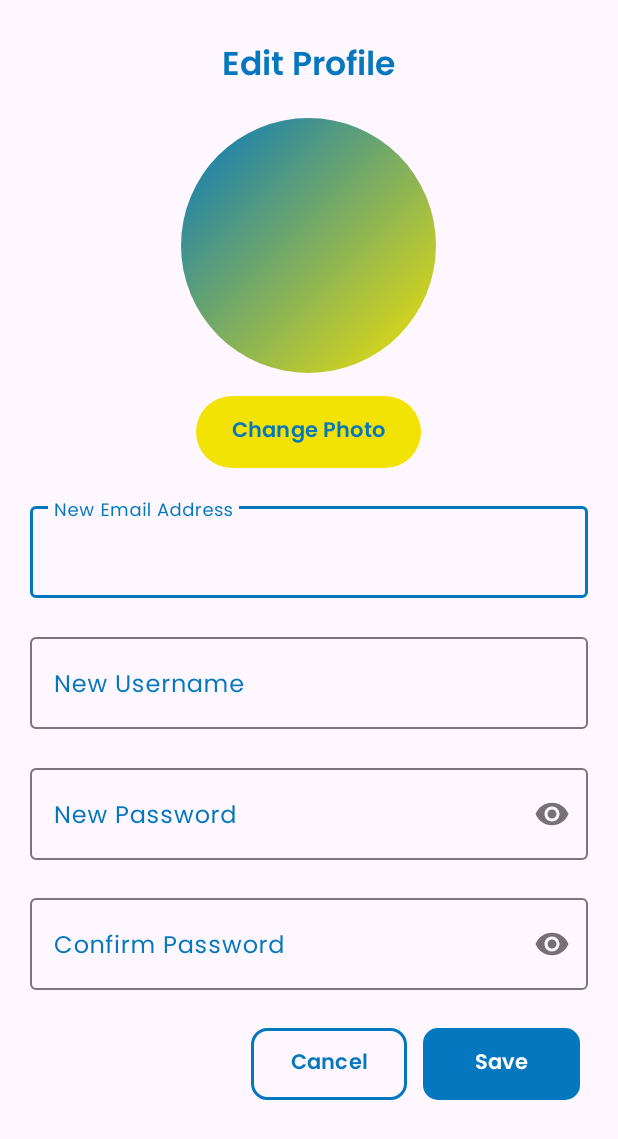
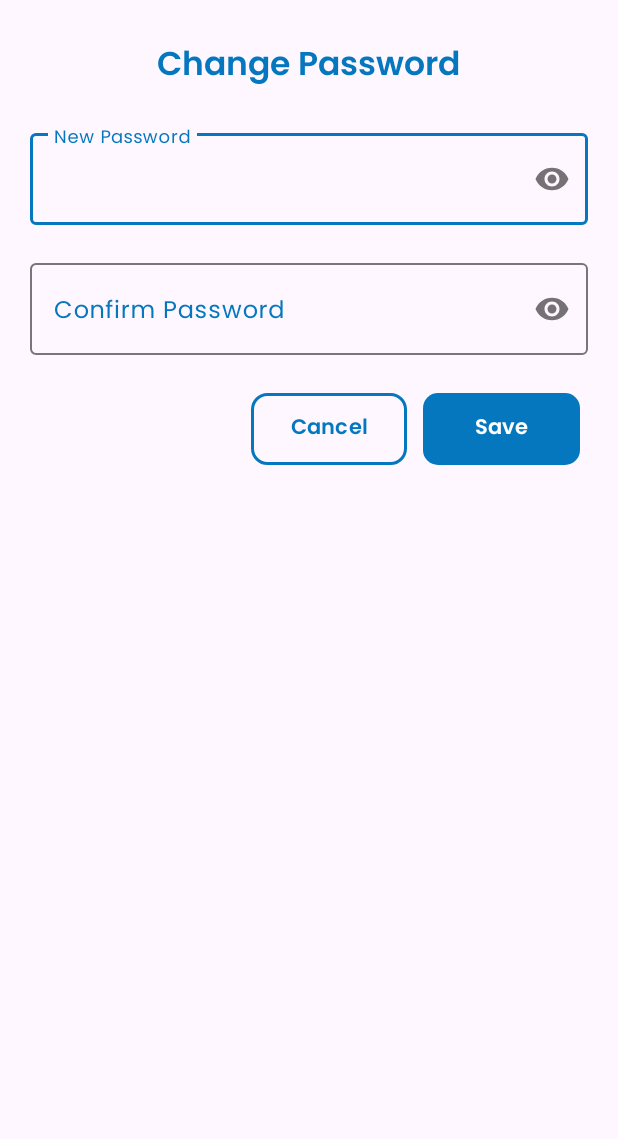
Before and after one commit to mrcandrs/STITarlacGuidanceApp, an Android app: the layout dialog_change_password.xml on its own in the app's theme, with its tools: preview values and no code run, on a phone screen of 412 x 824 dp. Shown: the top 1139 px of the screen. Run offline under Robolectric (Android 15) with nearby library versions, the phone set to English and light mode, and no system bars.

```diff
--- a/app/src/main/java/com/example/stitarlacguidanceapp/StudentApi.java
+++ b/app/src/main/java/com/example/stitarlacguidanceapp/StudentApi.java
@@ -67,4 +67,5 @@ public interface StudentApi {
 
 
 
+
 }
--- a/app/src/main/res/layout/dialog_edit_profile.xml
+++ b/app/src/main/res/layout/dialog_change_password.xml
@@ -9,33 +9,12 @@
     <TextView
         android:layout_width="wrap_content"
         android:layout_height="wrap_content"
-        android:text="Edit Profile"
+        android:text="Change Password"
         android:layout_gravity="center"
         android:textColor="@color/blue"
         android:paddingTop="15dp"
         android:fontFamily="@font/poppins_semibold"
         android:textSize="22sp"/>
-
-    <ImageView
-        android:id="@+id/imgProfile"
-        android:layout_width="170dp"
-        android:layout_height="170dp"
-        android:background="@drawable/profile_picture_background"
-        android:layout_marginTop="15dp"
-        android:scaleType="centerCrop"
-        android:layout_gravity="center"/>
-
-    <Button
-        android:id="@+id/btnChangePhoto"
-        android:layout_width="wrap_content"
-        android:layout_height="wrap_content"
-        android:text="Change Photo"
-        android:background="@drawable/button_border"
-        app:backgroundTint="@null"
-        android:textColor="@color/blue"
-        android:fontFamily="@font/poppins_semibold"
-        android:layout_gravity="center"
-        android:layout_marginTop="15dp"/>
 
     <LinearLayout
         android:layout_width="match_parent"
@@ -44,43 +23,6 @@
         android:padding="10dp"
         android:layout_marginTop="10dp">
 
-        <!--Email Address-->
-        <com.google.android.material.textfield.TextInputLayout
-            android:id="@+id/layoutEmail"
-            android:layout_width="match_parent"
-            android:layout_height="wrap_content"
-            android:textColorHint="@color/blue"
-            app:errorEnabled="true">
-
-            <com.google.android.material.textfield.TextInputEditText
-                android:id="@+id/edtEmail"
-                android:layout_width="match_parent"
-                android:layout_height="wrap_content"
-                android:hint="New Email Address"
-                android:fontFamily="@font/poppins_regular"
-                android:textColor="@color/blue"
-                android:inputType="text">
-            </com.google.android.material.textfield.TextInputEditText>
-        </com.google.android.material.textfield.TextInputLayout>
-
-        <!--Student Username-->
-        <com.google.android.material.textfield.TextInputLayout
-            android:id="@+id/layoutStudentUsername"
-            android:layout_width="match_parent"
-            android:layout_height="wrap_content"
-            android:textColorHint="@color/blue"
-            app:errorEnabled="true">
-
-            <com.google.android.material.textfield.TextInputEditText
-                android:id="@+id/edtStudentUsername"
-                android:layout_width="match_parent"
-                android:layout_height="wrap_content"
-                android:hint="New Username"
-                android:fontFamily="@font/poppins_regular"
-                android:textColor="@color/blue"
-                android:inputType="text">
-            </com.google.android.material.textfield.TextInputEditText>
-        </com.google.android.material.textfield.TextInputLayout>
 
         <!--Student Password-->
         <com.google.android.material.textfield.TextInputLayout
```
Also changed, not shown: app/src/main/java/com/example/stitarlacguidanceapp/Activities/SettingsActivity.java (+130 -62 lines).
